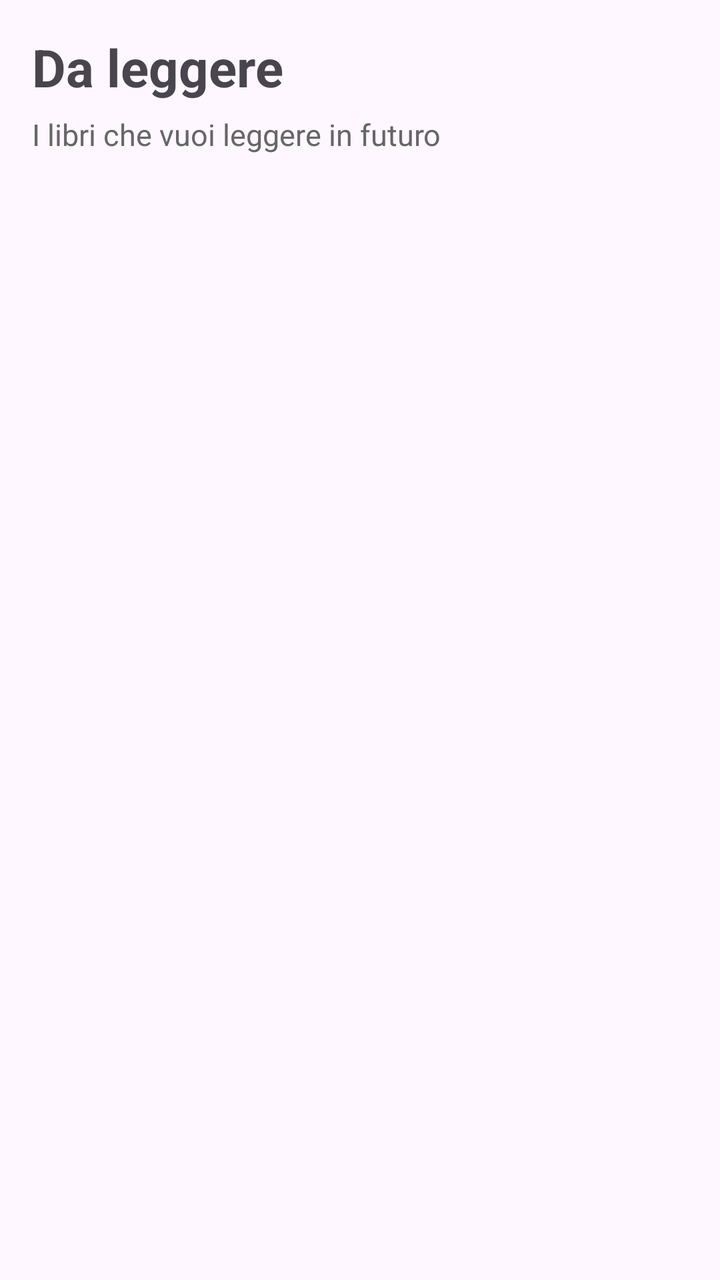
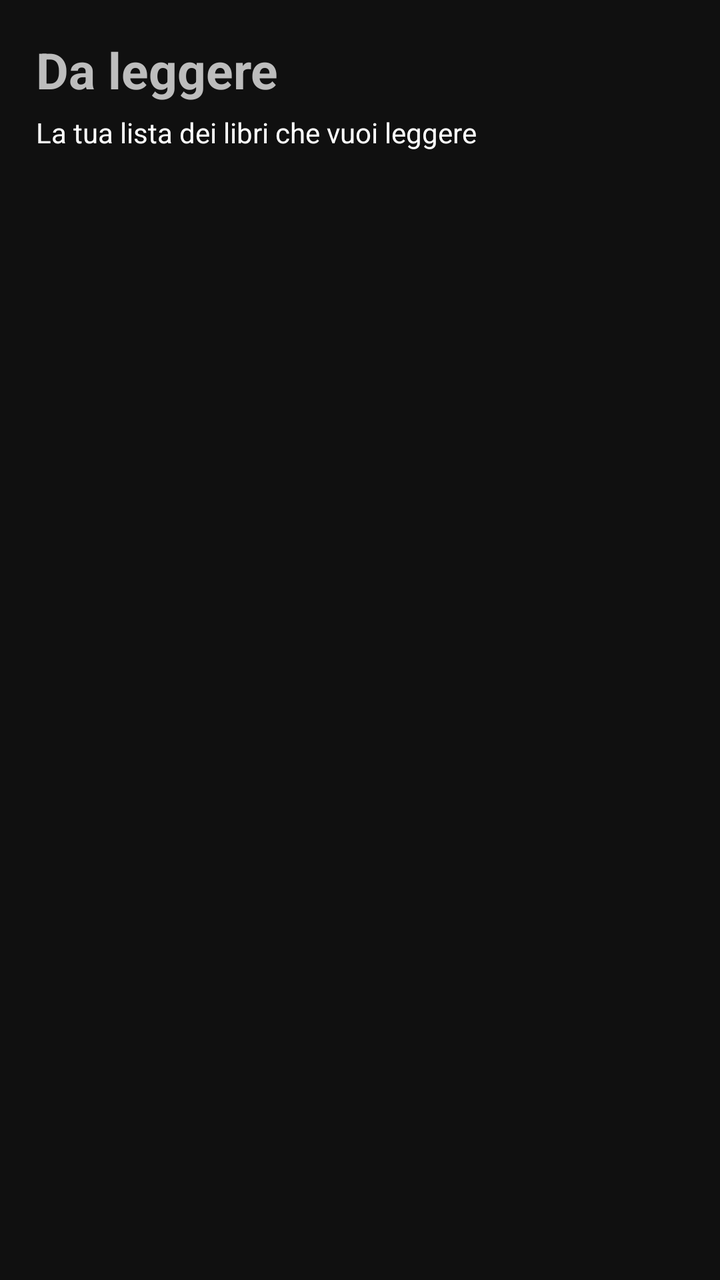

Two renders of the same Android screen: before a commit and after it. Below are the layout's source before the change and the commit's diff.
<!-- AndroidManifest.xml: application theme Theme.Bookt -->
<!-- res/layout/fragment_books.xml -->
<?xml version="1.0" encoding="utf-8"?>
<LinearLayout xmlns:android="http://schemas.android.com/apk/res/android"
    xmlns:tools="http://schemas.android.com/tools"
    android:layout_width="match_parent"
    android:layout_height="match_parent"
    android:orientation="vertical"
    android:padding="16dp"
    tools:context=".ui.books.BooksFragment">

    <TextView
        android:id="@+id/tvBooksTitle"
        android:layout_width="wrap_content"
        android:layout_height="wrap_content"
        android:text="Da leggere"
        android:textSize="26sp"
        android:textStyle="bold" />

    <TextView
        android:id="@+id/tvBooksSubtitle"
        android:layout_width="match_parent"
        android:layout_height="wrap_content"
        android:layout_marginTop="6dp"
        android:text="I libri che vuoi leggere in futuro"
        android:textColor="#666666"
        android:textSize="15sp" />

    <ProgressBar
        android:id="@+id/progressBarReading"
        android:layout_width="wrap_content"
        android:layout_height="wrap_content"
        android:layout_gravity="center_horizontal"
        android:layout_marginTop="32dp"
        android:visibility="gone" />

    <TextView
        android:id="@+id/tvReadingStatus"
        android:layout_width="match_parent"
        android:layout_height="wrap_content"
        android:layout_marginTop="14dp"
        android:gravity="center"
        android:text="Caricamento libri..."
        android:textColor="#666666"
        android:textSize="15sp"
        android:visibility="gone" />

    <TextView
        android:id="@+id/tvEmptyReading"
        android:layout_width="match_parent"
        android:layout_height="wrap_content"
        android:layout_marginTop="32dp"
        android:gravity="center"
        android:text="Non hai ancora aggiunto libri da leggere"
        android:textColor="#666666"
        android:textSize="15sp"
        android:visibility="gone" />

    <androidx.recyclerview.widget.RecyclerView
        android:id="@+id/rvReadingBooks"
        android:layout_width="386dp"
        android:layout_height="0dp"
        android:layout_marginTop="18dp"
        android:layout_weight="1"
        tools:listitem="@layout/item_saved_book" />

</LinearLayout>
<!-- res/layout/item_saved_book.xml (included above) -->
<?xml version="1.0" encoding="utf-8"?>
<com.google.android.material.card.MaterialCardView xmlns:android="http://schemas.android.com/apk/res/android"
    xmlns:app="http://schemas.android.com/apk/res-auto"
    android:layout_width="118dp"
    android:layout_height="188dp"
    android:layout_marginEnd="12dp"
    android:layout_marginBottom="14dp"
    app:cardCornerRadius="18dp"
    app:cardElevation="3dp"
    app:strokeWidth="1dp"
    app:strokeColor="#18000000">

    <FrameLayout
        android:layout_width="match_parent"
        android:layout_height="match_parent">

        <ImageView
            android:id="@+id/imgSavedBookCover"
            android:layout_width="match_parent"
            android:layout_height="match_parent"
            android:contentDescription="Copertina libro"
            android:scaleType="centerCrop"
            android:src="@android:drawable/ic_menu_report_image" />

        <View
            android:layout_width="match_parent"
            android:layout_height="78dp"
            android:layout_gravity="bottom"
            android:background="#B0000000" />

        <LinearLayout
            android:layout_width="match_parent"
            android:layout_height="78dp"
            android:layout_gravity="bottom"
            android:orientation="vertical"
            android:paddingStart="8dp"
            android:paddingTop="7dp"
            android:paddingEnd="8dp"
            android:paddingBottom="7dp">

            <TextView
                android:id="@+id/tvSavedBookTitle"
                android:layout_width="match_parent"
                android:layout_height="wrap_content"
                android:ellipsize="end"
                android:maxLines="2"
                android:text="Titolo libro"
                android:textColor="@android:color/white"
                android:textSize="12sp"
                android:textStyle="bold" />

            <TextView
                android:id="@+id/tvSavedBookAuthor"
                android:layout_width="match_parent"
                android:layout_height="wrap_content"
                android:layout_marginTop="3dp"
                android:ellipsize="end"
                android:maxLines="1"
                android:text="Autore"
                android:textColor="#DDFFFFFF"
                android:textSize="10sp" />

            <TextView
                android:id="@+id/tvSavedBookCategory"
                android:layout_width="match_parent"
                android:layout_height="wrap_content"
                android:layout_marginTop="3dp"
                android:ellipsize="end"
                android:maxLines="1"
                android:text="Categoria"
                android:textColor="#BFFFFFFF"
                android:textSize="9sp" />
        </LinearLayout>

    </FrameLayout>

</com.google.android.material.card.MaterialCardView>
<!-- resources referenced by this layout -->
<resources>
  <style name="Theme.Bookt" parent="Base.Theme.Bookt" />
  <style name="Base.Theme.Bookt" parent="Theme.Material3.DayNight.NoActionBar">
      </style>
</resources>

<!-- the commit's change to res/layout/fragment_books.xml (unified diff, before → after) -->
@@ -3,8 +3,12 @@
     xmlns:tools="http://schemas.android.com/tools"
     android:layout_width="match_parent"
     android:layout_height="match_parent"
+    android:background="#101010"
     android:orientation="vertical"
-    android:padding="16dp"
+    android:paddingStart="18dp"
+    android:paddingTop="18dp"
+    android:paddingEnd="18dp"
+    android:paddingBottom="12dp"
     tools:context=".ui.books.BooksFragment">
 
     <TextView
@@ -12,24 +16,25 @@
         android:layout_width="wrap_content"
         android:layout_height="wrap_content"
         android:text="Da leggere"
-        android:textSize="26sp"
+        android:textColor="#BDBDBD"
+        android:textSize="25sp"
         android:textStyle="bold" />
 
     <TextView
         android:id="@+id/tvBooksSubtitle"
         android:layout_width="match_parent"
         android:layout_height="wrap_content"
-        android:layout_marginTop="6dp"
-        android:text="I libri che vuoi leggere in futuro"
-        android:textColor="#666666"
-        android:textSize="15sp" />
+        android:layout_marginTop="5dp"
+        android:text="La tua lista dei libri che vuoi leggere"
+        android:textColor="#FFFFFF"
+        android:textSize="14sp" />
 
     <ProgressBar
         android:id="@+id/progressBarReading"
         android:layout_width="wrap_content"
         android:layout_height="wrap_content"
         android:layout_gravity="center_horizontal"
-        android:layout_marginTop="32dp"
+        android:layout_marginTop="34dp"
         android:visibility="gone" />
 
     <TextView
@@ -39,27 +44,29 @@
         android:layout_marginTop="14dp"
         android:gravity="center"
         android:text="Caricamento libri..."
-        android:textColor="#666666"
-        android:textSize="15sp"
+        android:textColor="#FFFFFF"
+        android:textSize="14sp"
         android:visibility="gone" />
 
     <TextView
         android:id="@+id/tvEmptyReading"
         android:layout_width="match_parent"
         android:layout_height="wrap_content"
-        android:layout_marginTop="32dp"
+        android:layout_marginTop="34dp"
         android:gravity="center"
         android:text="Non hai ancora aggiunto libri da leggere"
-        android:textColor="#666666"
-        android:textSize="15sp"
+        android:textColor="#FFFFFF"
+        android:textSize="14sp"
         android:visibility="gone" />
 
     <androidx.recyclerview.widget.RecyclerView
         android:id="@+id/rvReadingBooks"
-        android:layout_width="386dp"
+        android:layout_width="match_parent"
         android:layout_height="0dp"
         android:layout_marginTop="18dp"
         android:layout_weight="1"
+        android:clipToPadding="false"
+        android:paddingBottom="12dp"
         tools:listitem="@layout/item_saved_book" />
 
 </LinearLayout>
